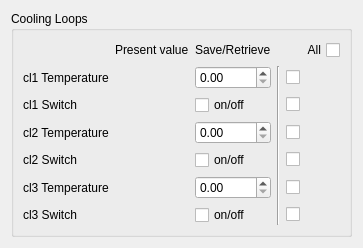
Old version of the form src/widgets/ui/snapshot_coolingloops.ui in the repository srgblnch/LinacGUI.
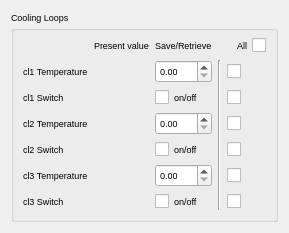
New version of the form. Custom widgets are drawn as their Qt base class.

Commit message: bug fix the issues with the Danger Ops in the LinacValueCheckBox. Now non of the Danger ops will be autoapply. modify the snapshot widgets

```diff
--- a/src/widgets/ui/snapshot_coolingloops.ui
+++ b/src/widgets/ui/snapshot_coolingloops.ui
@@ -6,10 +6,15 @@
    <rect>
     <x>0</x>
     <y>0</y>
-    <width>363</width>
-    <height>215</height>
+    <width>289</width>
+    <height>218</height>
    </rect>
   </property>
+  <property name="font">
+   <font>
+    <pointsize>7</pointsize>
+   </font>
+  </property>
   <property name="windowTitle">
    <string>Form</string>
   </property>
@@ -247,12 +252,6 @@
    <header>taurus.qt.qtgui.container</header>
    <container>1</container>
   </customwidget>
-  <customwidget>
-   <class>TaurusGroupBox</class>
-   <extends>QGroupBox</extends>
-   <header>taurus.qt.qtgui.container</header>
-   <container>1</container>
-  </customwidget>
   <customwidget>
    <class>TaurusLabel</class>
    <extends>QLabel</extends>
@@ -268,6 +267,12 @@
    <extends>QPixmapWidget</extends>
    <header>taurus.qt.qtgui.display</header>
   </customwidget>
+  <customwidget>
+   <class>TaurusGroupBox</class>
+   <extends>QGroupBox</extends>
+   <header>taurus.qt.qtgui.container</header>
+   <container>1</container>
+  </customwidget>
   <customwidget>
    <class>QPixmapWidget</class>
    <extends>QWidget</extends>
```
Left out of the diff: 26 changed lines with no effect on the pictures. The commit also changes 19 other files.
